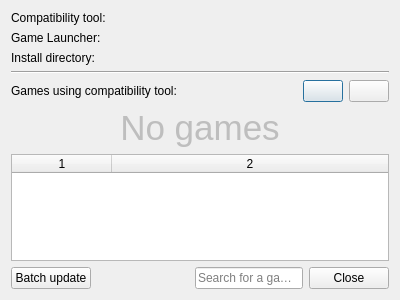
Qt form pupgui2/resources/ui/pupgui2_ctinfodialog.ui (DavidoTek/ProtonUp-Qt) before a commit.
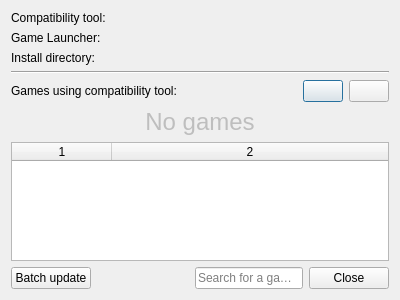
The same form after that commit. Icons and pictures are not drawn.

Commit message: CtInfo: Make font smaller

What changed in the file:
```diff
--- a/pupgui2/resources/ui/pupgui2_ctinfodialog.ui
+++ b/pupgui2/resources/ui/pupgui2_ctinfodialog.ui
@@ -163,7 +163,7 @@
      </property>
      <property name="font">
       <font>
-       <pointsize>26</pointsize>
+       <pointsize>18</pointsize>
       </font>
      </property>
      <property name="text">
```
